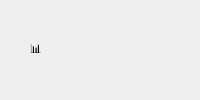
Above: client/resources/ui/stat_card.ui from imaira203/BTLPY_N21_D31 before the change. Below: the same form after it.
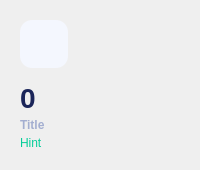
That is the form after the change.

Patch:
```diff
--- a/client/resources/ui/stat_card.ui
+++ b/client/resources/ui/stat_card.ui
@@ -2,88 +2,80 @@
 <ui version="4.0">
  <class>StatCard</class>
  <widget class="QFrame" name="statCard">
-  <property name="objectName">
-   <string>statCard</string>
+  <property name="styleSheet">
+   <string notr="true">
+    QFrame#statCard {
+        background-color: #FFFFFF;
+        border-radius: 20px;
+    }
+    QLabel#labelStatTitle {
+        color: #A3AED0;
+        font-size: 12px;
+        font-weight: 700;
+        font-family: 'Segoe UI';
+    }
+    QLabel#labelStatValue {
+        font-size: 28px;
+        font-weight: 800;
+        color: #1B2559;
+        font-family: 'Segoe UI';
+    }
+    QLabel#labelStatHint {
+        font-size: 12px;
+        color: #05CD99;
+        font-family: 'Segoe UI';
+    }
+   </string>
   </property>
   <layout class="QVBoxLayout" name="verticalLayout_root">
-   <property name="spacing">
-    <number>8</number>
-   </property>
-   <property name="leftMargin">
-    <number>16</number>
-   </property>
-   <property name="topMargin">
-    <number>16</number>
-   </property>
-   <property name="rightMargin">
-    <number>16</number>
-   </property>
-   <property name="bottomMargin">
-    <number>16</number>
-   </property>
+   <property name="spacing"><number>12</number></property>
+   <property name="leftMargin"><number>20</number></property>
+   <property name="topMargin"><number>20</number></property>
+   <property name="rightMargin"><number>20</number></property>
+   <property name="bottomMargin"><number>20</number></property>
    <item>
     <layout class="QHBoxLayout" name="horizontalLayout_top">
-     <item>
-      <widget class="QFrame" name="statIconFrame">
-       <property name="objectName">
-        <string>statIconFrame</string>
-       </property>
-       <property name="minimumSize">
-        <size>
-         <width>40</width>
-         <height>40</height>
-        </size>
-       </property>
-       <property name="maximumSize">
-        <size>
-         <width>40</width>
-         <height>40</height>
-        </size>
-       </property>
-       <layout class="QHBoxLayout" name="horizontalLayout_icon">
-        <item>
-         <widget class="QLabel" name="labelStatIcon">
-          <property name="text">
-           <string>📊</string>
-          </property>
-          <property name="alignment">
-           <set>Qt::AlignCenter</set>
-          </property>
-         </widget>
-        </item>
-       </layout>
-      </widget>
-     </item>
      <item>
       <layout class="QVBoxLayout" name="verticalLayout_texts">
        <property name="spacing">
         <number>4</number>
        </property>
        <item>
-        <widget class="QLabel" name="labelStatTitle">
-         <property name="text">
-          <string/>
+        <widget class="QFrame" name="statIconFrame">
+         <property name="minimumSize"><size><width>48</width><height>48</height></size></property>
+         <property name="maximumSize"><size><width>48</width><height>48</height></size></property>
+         <property name="styleSheet">
+          <string notr="true">
+           QFrame#statIconFrame {
+               background-color: #F4F7FE;
+               border-radius: 12px;
+           }
+          </string>
          </property>
+         <layout class="QHBoxLayout" name="horizontalLayout_icon">
+          <property name="margin"><number>0</number></property>
+          <item>
+           <widget class="QLabel" name="labelStatIcon">
+            <property name="alignment"><set>Qt::AlignCenter</set></property>
+           </widget>
+          </item>
+         </layout>
         </widget>
        </item>
+       <item><spacer name="verticalSpacer"><property name="orientation"><enum>Qt::Vertical</enum></property><property name="sizeHint" stdset="0"><size><width>20</width><height>10</height></size></property></spacer></item>
        <item>
         <widget class="QLabel" name="labelStatValue">
-         <property name="objectName">
-          <string>labelStatValue</string>
-         </property>
-         <property name="text">
-          <string/>
-         </property>
+         <property name="text"><string>0</string></property>
+        </widget>
+       </item>
+       <item>
+        <widget class="QLabel" name="labelStatTitle">
+         <property name="text"><string>Title</string></property>
         </widget>
        </item>
        <item>
         <widget class="QLabel" name="labelStatHint">
-         <property name="objectName">
-          <string>labelStatHint</string>
-         </property>
-         <property name="text">
-          <string/>
-         </property>
+         <property name="text"><string>Hint</string></property>
         </widget>
        </item>
       </layout>
```
Left out of the diff: 4 changed lines with no effect on the pictures.
